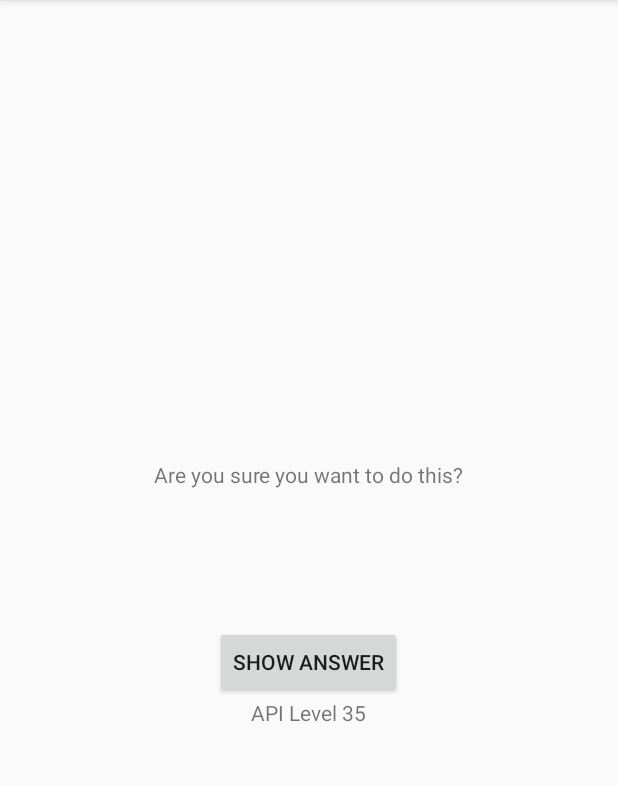
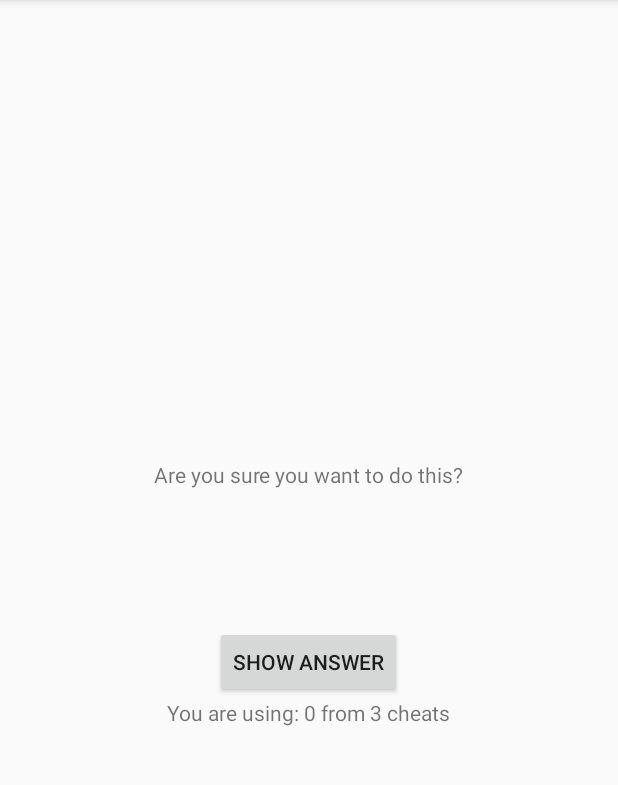
Before and after one commit to Mionekos/GeoQuiz, an Android app: the screen it shows after launch (CheatActivity), after a tap on "CHEAT!", on a phone screen of 412 x 824 dp, the part 84-869 px from its top. Run offline under Robolectric (Android 15) with nearby library versions, the phone set to English and light mode, and no system bars; 1 other tap on this screen came first.

Commit message:
button show answer is enabled when user use 3 cheats

```diff
--- a/app/src/main/java/com/mizzio/geoquiz/geoquiz/CheatActivity.java
+++ b/app/src/main/java/com/mizzio/geoquiz/geoquiz/CheatActivity.java
@@ -12,6 +12,7 @@ import android.view.View;
 import android.view.ViewAnimationUtils;
 import android.widget.Button;
 import android.widget.TextView;
+import android.widget.Toast;
 
 public class CheatActivity extends AppCompatActivity {
 
@@ -20,16 +21,21 @@ public class CheatActivity extends AppCompatActivity {
     private static final String TAG = "CheatActivity";
     private static final String TEXT_ANSWER = "text_answer";
     private static final String REMEMBER_ANSWER = "remember_answer";
+    private static final String COUNT_CHEAT = "count_cheats";
 
     private boolean mAnswerIsTrue;
     private TextView mAnswerTextView;
     private Button mShowAnswerButton;
     private boolean mRememberAnswer;
     private TextView mShowAPIDevice;
+    private TextView mShowCountCheatsForUser;
+    private int mCountCheats;
 
-    public static Intent newIntent(Context packageContext, boolean answerIsTrue){
+
+    public static Intent newIntent(Context packageContext, boolean answerIsTrue, int mCountCheats){
         Intent intent = new Intent(packageContext,CheatActivity.class);
         intent.putExtra(EXTRA_ANSWER_IS_TRUE,answerIsTrue);
+        intent.putExtra("count_cheats", mCountCheats);
         return intent;
     }
 
@@ -43,21 +49,32 @@ public class CheatActivity extends AppCompatActivity {
         setContentView(R.layout.activity_cheat);
 
         mAnswerIsTrue = getIntent().getBooleanExtra(EXTRA_ANSWER_IS_TRUE,false);
+        mCountCheats = getIntent().getIntExtra("count_cheats",0);
 
         mAnswerTextView = findViewById(R.id.answer_text_view);
         String text = "";
 
+        mShowCountCheatsForUser = findViewById(R.id.show_count_cheats);
+
         if (savedInstanceState != null){
             text = savedInstanceState.getString(TEXT_ANSWER);
             mRememberAnswer = savedInstanceState.getBoolean(REMEMBER_ANSWER);
+
+            //mCountCheats = savedInstanceState.getInt(COUNT_CHEAT);
         }
         mAnswerTextView.setText(text);
-        setShowAnswerResult(mRememberAnswer);
+        setShowAnswerResult(mRememberAnswer, mCountCheats);
 
-        mShowAPIDevice = findViewById(R.id.show_api_device);
-        mShowAPIDevice.setText("API Level "+String.valueOf(Build.VERSION.SDK_INT));
+        mShowCountCheatsForUser.setText("You are using: " + mCountCheats+" from 3 cheats");
+
+        //mShowAPIDevice = findViewById(R.id.show_api_device);
+        //mShowAPIDevice.setText("API Level "+String.valueOf(Build.VERSION.SDK_INT));
 
         mShowAnswerButton = findViewById(R.id.show_answer_button);
+
+        if (mCountCheats >= 3){
+            mShowAnswerButton.setEnabled(false);
+        }
         mShowAnswerButton.setOnClickListener(new View.OnClickListener() {
             @Override
             public void onClick(View v) {
@@ -67,8 +84,11 @@ public class CheatActivity extends AppCompatActivity {
                 else {
                     mAnswerTextView.setText(R.string.false_button);
                 }
+                mCountCheats += 1;
+                //Toast.makeText(getApplicationContext(),"Осталось попыток: "+mCountCheats,Toast.LENGTH_LONG).show();
+                mShowCountCheatsForUser.setText("You are using: " + mCountCheats+" from 3 cheats");
                 mRememberAnswer = true;
-                setShowAnswerResult(mRememberAnswer);
+                setShowAnswerResult(mRememberAnswer,mCountCheats);
                 if (Build.VERSION.SDK_INT >= Build.VERSION_CODES.LOLLIPOP) {
                     int cx = mShowAnswerButton.getWidth() / 2;
                     int cy = mShowAnswerButton.getHeight() / 2;
@@ -82,6 +102,7 @@ public class CheatActivity extends AppCompatActivity {
                         }
                     });
                     anim.start();
+
                 } else {
                     mShowAnswerButton.setVisibility(View.INVISIBLE);
                 }
@@ -90,9 +111,10 @@ public class CheatActivity extends AppCompatActivity {
         });
     }
 
-    private void setShowAnswerResult(boolean isAnswerShown){
+    private void setShowAnswerResult(boolean isAnswerShown, int countCheat){
         Intent data = new Intent();
         data.putExtra(EXTRA_ANSWER_SHOWN, isAnswerShown);
+        data.putExtra("count_cheats", countCheat);
         setResult(RESULT_OK,data);
     }
 
@@ -112,13 +134,32 @@ public class CheatActivity extends AppCompatActivity {
         Log.d(TAG,"onStart() called");
     }
 
+
     @Override
     public void onSaveInstanceState(Bundle saveInstanceState){
         super.onSaveInstanceState(saveInstanceState);
+
         TextView textAnswer = findViewById(R.id.answer_text_view);
         saveInstanceState.putString(TEXT_ANSWER,textAnswer.getText().toString());
+
         saveInstanceState.putBoolean(REMEMBER_ANSWER,mRememberAnswer);
+        //saveInstanceState.putInt(COUNT_CHEAT,mCountCheats);
+
+//        TextView showCheats = findViewById(R.id.show_count_cheats);
+//        saveInstanceState.putString(SHOW_CHEATS,showCheats.getText().toString());
         Log.i(TAG,"onSaveInstanceState");
+    }
+
+    @Override
+    protected void onRestoreInstanceState(Bundle restoreInstanceState){
+        super.onRestoreInstanceState(restoreInstanceState);
+       //  mCountCheats = restoreInstanceState.getInt(COUNT_CHEAT);
+       // TextView restoreCheats = findViewById(R.id.show_count_cheats);
+        //restoreCheats.setText("U have "+ mCountCheats);
+//        mShowCountCheats = restoreInstanceState.getString(SHOW_CHEATS);
+//        TextView showCheats = findViewById(R.id.show_count_cheats);
+//        showCheats.setText(mShowCountCheats);
+        Log.i(TAG,"onRestoreInstanceState");
     }
 
 
--- a/app/src/main/java/com/mizzio/geoquiz/geoquiz/QuizActivity.java
+++ b/app/src/main/java/com/mizzio/geoquiz/geoquiz/QuizActivity.java
@@ -21,6 +21,7 @@ public class QuizActivity extends AppCompatActivity {
     private static final String KEY_INDEX = "index";
     private static final String KEY_CHEAT = "cheat";
     private static final int REQUEST_CODE_CHEAT = 0;
+    private static final String COUNT_CHEATS = "count_cheats";
 
     private Button mTrueButton;
     private Button mFalseButton;
@@ -43,6 +44,7 @@ public class QuizActivity extends AppCompatActivity {
 
     private int mCurrentIndex = 0;
     private boolean mIsCheater;
+    private int mCountCheats;
 
     @Override
     protected void onCreate(Bundle savedInstanceState) {
@@ -53,9 +55,8 @@ public class QuizActivity extends AppCompatActivity {
         if (savedInstanceState != null){
             mCurrentIndex = savedInstanceState.getInt(KEY_INDEX,0);
             mIsCheater = savedInstanceState.getBoolean(KEY_CHEAT,false);
+            mCountCheats = savedInstanceState.getInt(COUNT_CHEATS, 3);
         }
-
-
 
         mQuestionTextView = findViewById(R.id.question_text_view);
         mQuestionTextView.setOnClickListener(new View.OnClickListener() {
@@ -79,8 +80,6 @@ public class QuizActivity extends AppCompatActivity {
             }
         });
 
-
-
         mFalseButton = (Button) findViewById(R.id.false_button);
         mFalseButton.setOnClickListener(new View.OnClickListener() {
             @Override
@@ -91,13 +90,11 @@ public class QuizActivity extends AppCompatActivity {
             }
         });
 
-
         mNextButton = findViewById(R.id.next_button);
         mNextButton.setEnabled(false);
         mNextButton.setOnClickListener(new View.OnClickListener() {
             @Override
             public void onClick(View v) {
-                mNextButton.setClickable(false);
                 mCurrentIndex = (mCurrentIndex + 1) % mQuestionBank.length;
                 mIsCheater = false;
                 updateQuestion();
@@ -117,7 +114,7 @@ public class QuizActivity extends AppCompatActivity {
             @Override
             public void onClick(View v) {
                 boolean answerIsTrue = mQuestionBank[mCurrentIndex].isAnswerTrue();
-                Intent intent = CheatActivity.newIntent(QuizActivity.this,answerIsTrue);
+                Intent intent = CheatActivity.newIntent(QuizActivity.this,answerIsTrue,mCountCheats);
                 startActivityForResult(intent,REQUEST_CODE_CHEAT);
 
             }
@@ -135,7 +132,8 @@ public class QuizActivity extends AppCompatActivity {
             if (data == null){
                 return;
             }
-            mIsCheater = CheatActivity.wasAnswerShown(data);
+            mIsCheater = data.getBooleanExtra("com.mizzio.geoquiz.qeoquiz.answer_shown",false);
+            mCountCheats = data.getIntExtra("count_cheats",0);
         }
     }
 
@@ -186,6 +184,7 @@ public class QuizActivity extends AppCompatActivity {
         Log.i(TAG,"onSaveInstanceState");
         saveInstanceState.putInt(KEY_INDEX,mCurrentIndex);
         saveInstanceState.putBoolean(KEY_CHEAT,mIsCheater);
+        //saveInstanceState.putInt(COUNT_CHEATS,mCountCheats);
 
     }
 
--- a/app/src/main/res/layout/activity_cheat.xml
+++ b/app/src/main/res/layout/activity_cheat.xml
@@ -31,10 +31,10 @@
                 android:text="@string/show_answer_button"/>
 
         <TextView
-            android:id="@+id/show_api_device"
+            android:id="@+id/show_count_cheats"
             android:layout_width="wrap_content"
             android:layout_height="wrap_content"
-            android:text="@string/show_api_device" />
+            android:text="@string/show_count_cheats" />
     </LinearLayout>
 
 </android.support.constraint.ConstraintLayout>
--- a/app/src/main/res/values/strings.xml
+++ b/app/src/main/res/values/strings.xml
@@ -17,5 +17,6 @@
     <string name="cheat_button">Cheat!</string>
     <string name="judgment_toast">Cheating is wrong.</string>
     <string name="show_api_device">API</string>
+    <string name="show_count_cheats">Cheats</string>
 
 </resources>
```
